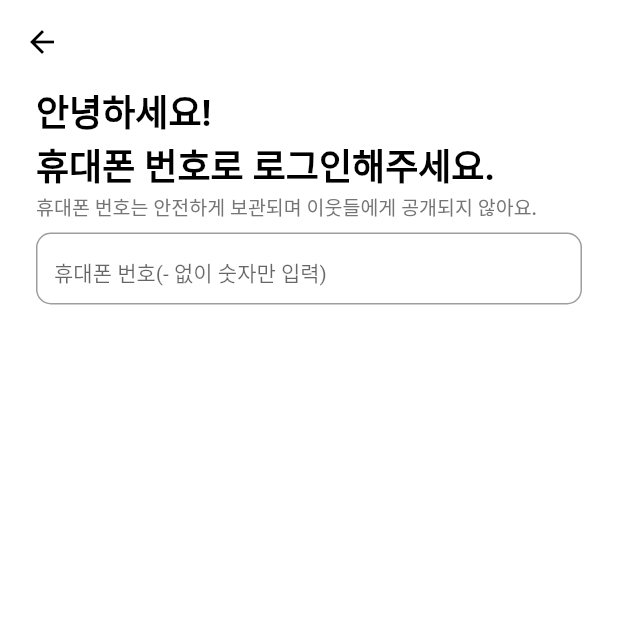
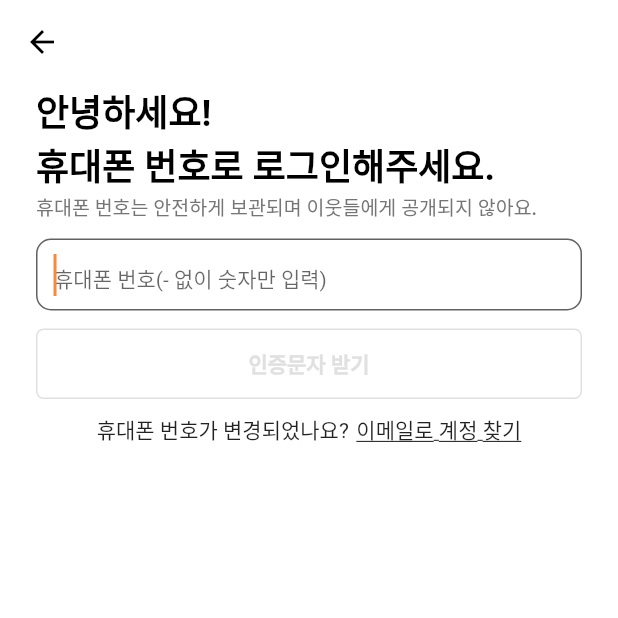
Before and after one commit to chyoni/carrot-market-flutter, a Flutter app: the screen it shows after launch, after a tap on "로그인", on a phone screen of 412 x 824 dp, the top half of it. Run offline on Flutter 3.47's test engine with Material 2 defaults, Android fonts, the phone set to English and light mode, and no system bars; our stand-ins replace flutter_riverpod, geocoding, geolocator, go_router, google_fonts, shared_preferences.

```diff
--- a/lib/features/authentication/login_screen.dart
+++ b/lib/features/authentication/login_screen.dart
@@ -15,6 +15,18 @@ class LoginScreen extends ConsumerStatefulWidget {
 }
 
 class LoginScreenState extends ConsumerState<LoginScreen> {
+  bool isDisabled = true;
+  final TextEditingController _controller = TextEditingController();
+
+  void _onChangedPhoneField(String value) {
+    if (value.length > 7) {
+      isDisabled = false;
+    } else {
+      isDisabled = true;
+    }
+    setState(() {});
+  }
+
   @override
   Widget build(BuildContext context) {
     return Scaffold(
@@ -54,14 +66,16 @@ class LoginScreenState extends ConsumerState<LoginScreen> {
                   ],
                 ),
               ),
-              Gaps.v8,
+              Gaps.v12,
               TextField(
+                controller: _controller,
+                onChanged: (value) => _onChangedPhoneField(value),
                 style: const TextStyle(
                   fontSize: Sizes.size14,
                   height: Sizes.size2,
                 ),
                 autocorrect: false,
-                //autofocus: true,
+                autofocus: true,
                 keyboardType: TextInputType.phone,
                 decoration: InputDecoration(
                   hintText: "휴대폰 번호(- 없이 숫자만 입력)",
@@ -83,6 +97,61 @@ class LoginScreenState extends ConsumerState<LoginScreen> {
                     horizontal: Sizes.size12,
                   ),
                 ),
+              ),
+              Gaps.v12,
+              FractionallySizedBox(
+                widthFactor: 1,
+                child: AnimatedContainer(
+                  duration: const Duration(milliseconds: 500),
+                  padding: const EdgeInsets.symmetric(vertical: Sizes.size12),
+                  decoration: BoxDecoration(
+                    color: ref.watch(configProvider).darkMode
+                        ? Colors.black
+                        : Colors.white,
+                    borderRadius: BorderRadius.circular(Sizes.size5),
+                    border: Border.all(
+                      color: isDisabled
+                          ? Colors.grey.shade300
+                          : Colors.grey.shade800,
+                    ),
+                  ),
+                  child: AnimatedDefaultTextStyle(
+                    duration: const Duration(milliseconds: 500),
+                    style: TextStyle(
+                      color: isDisabled
+                          ? Colors.grey.shade300
+                          : Colors.grey.shade800,
+                      fontWeight: FontWeight.w600,
+                    ),
+                    child: const Text(
+                      "인증문자 받기",
+                      textAlign: TextAlign.center,
+                    ),
+                  ),
+                ),
+              ),
+              Gaps.v10,
+              Row(
+                mainAxisAlignment: MainAxisAlignment.center,
+                children: [
+                  const Text(
+                    "휴대폰 번호가 변경되었나요?",
+                    style: TextStyle(
+                      fontSize: Sizes.size14,
+                    ),
+                  ),
+                  Gaps.h5,
+                  GestureDetector(
+                    onTap: () {},
+                    child: const Text(
+                      "이메일로 계정 찾기",
+                      style: TextStyle(
+                        fontSize: Sizes.size14,
+                        decoration: TextDecoration.underline,
+                      ),
+                    ),
+                  )
+                ],
               )
             ],
           ),
--- a/lib/features/authentication/signup_screen.dart
+++ b/lib/features/authentication/signup_screen.dart
@@ -1,8 +1,10 @@
 import 'dart:io';
 
+import 'package:carrotmarket/config/view_models/config_view_model.dart';
 import 'package:carrotmarket/constants/gaps.dart';
 import 'package:carrotmarket/constants/sizes.dart';
 import 'package:carrotmarket/features/authentication/login_screen.dart';
+import 'package:carrotmarket/features/authentication/set_geolocation_screen.dart';
 import 'package:flutter/material.dart';
 import 'package:flutter_riverpod/flutter_riverpod.dart';
 import 'package:go_router/go_router.dart';
@@ -15,6 +17,10 @@ class SignupScreen extends ConsumerWidget {
 
   void _onLoginTap(BuildContext context) {
     context.pushNamed(LoginScreen.routeName);
+  }
+
+  void _onStartBtnTap(BuildContext context) {
+    context.pushNamed(SetGeolocationScreen.routeName);
   }
 
   @override
@@ -67,11 +73,15 @@ class SignupScreen extends ConsumerWidget {
           vertical: Sizes.size14,
           horizontal: Sizes.size20,
         ),
-        color: Colors.grey.shade50,
+        color: ref.watch(configProvider).darkMode
+            ? Colors.black
+            : Colors.grey.shade50,
         child: Column(
           mainAxisAlignment: MainAxisAlignment.start,
           children: [
-            Container(
+            GestureDetector(
+              onTap: () => _onStartBtnTap(context),
+              child: Container(
                 padding: const EdgeInsets.symmetric(
                   horizontal: Sizes.size20,
                   vertical: Sizes.size10,
@@ -87,6 +97,7 @@ class SignupScreen extends ConsumerWidget {
                       fontSize: Sizes.size16,
                       fontWeight: FontWeight.bold,
                       color: Colors.white,
+                    ),
                   ),
                 ),
               ),
--- a/lib/router.dart
+++ b/lib/router.dart
@@ -1,4 +1,5 @@
 import 'package:carrotmarket/features/authentication/login_screen.dart';
+import 'package:carrotmarket/features/authentication/set_geolocation_screen.dart';
 import 'package:carrotmarket/features/authentication/signup_screen.dart';
 import 'package:go_router/go_router.dart';
 
@@ -14,5 +15,10 @@ final GoRouter router = GoRouter(
       path: LoginScreen.routeURL,
       builder: (context, state) => const LoginScreen(),
     ),
+    GoRoute(
+      name: SetGeolocationScreen.routeName,
+      path: SetGeolocationScreen.routeURL,
+      builder: (context, state) => const SetGeolocationScreen(),
+    ),
   ],
 );
--- a/pubspec.yaml
+++ b/pubspec.yaml
@@ -35,6 +35,8 @@ dependencies:
   shared_preferences: 2.0.18
   flutter_riverpod: ^2.3.1
   google_fonts: 4.0.3
+  geolocator: 9.0.2
+  geocoding: 2.0.5
 
   # The following adds the Cupertino Icons font to your application.
   # Use with the CupertinoIcons class for iOS style icons.
```
Also changed, not shown: lib/features/authentication/set_geolocation_screen.dart (added, +137 -0 lines), pubspec.lock, 7 other files. Lines whose indentation alone changed are shown as unchanged.
